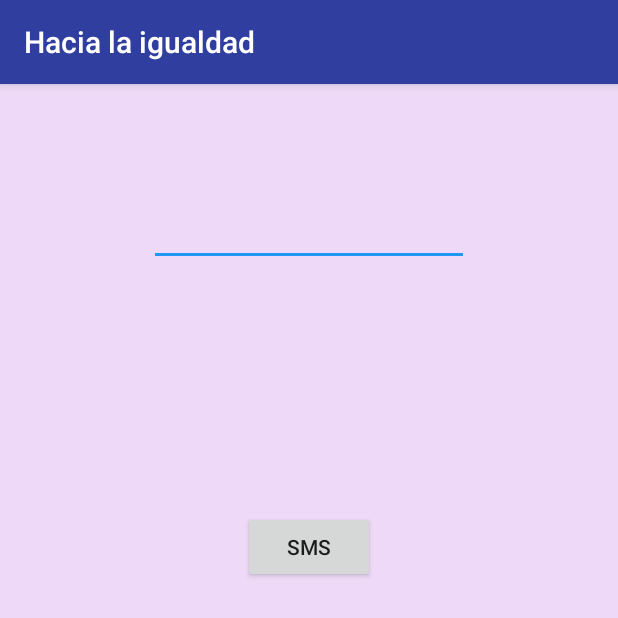
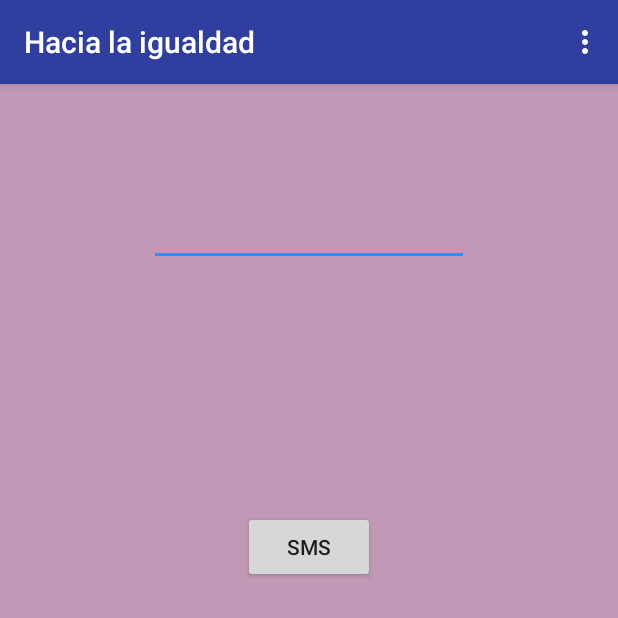
Before and after one commit to rootmsi/android-pruebas, an Android app: the activity_4 screen opened directly, with no data from a screen before it, on a phone screen of 412 x 824 dp, the top half of it. Run offline under Robolectric (Android 15) with nearby library versions, the phone set to English and light mode, and no system bars.

Commit message:
commit CristianPulido 16:42

```diff
--- a/app/src/main/res/layout/activity_4.xml
+++ b/app/src/main/res/layout/activity_4.xml
@@ -4,7 +4,7 @@
     xmlns:tools="http://schemas.android.com/tools"
     android:layout_width="match_parent"
     android:layout_height="match_parent"
-    android:background="#EEDAF8"
+    android:background="#6A721357"
     tools:context=".activity_4">
 
     <EditText
```
Also changed, not shown: app/src/main/java/com/example/git/activity_4.java (+22 -0 lines).
